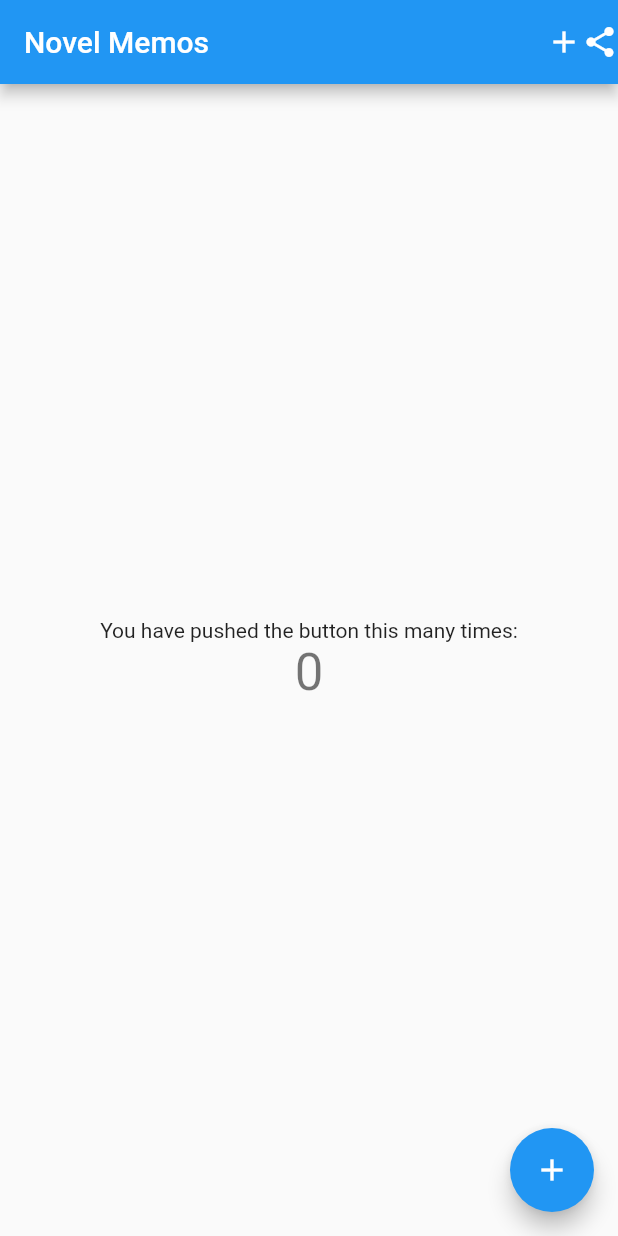
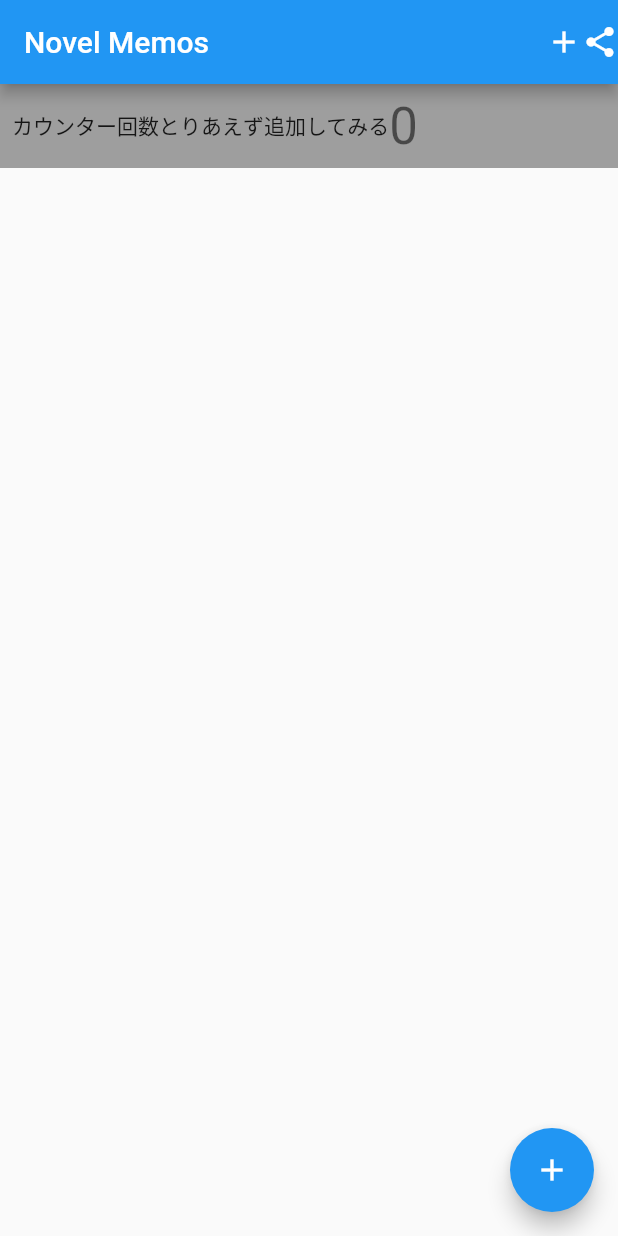
Before and after one commit to dynamonda/flutter-study, a Flutter app: the screen it shows after launch, on a phone screen of 412 x 824 dp. Run offline on Flutter 3.47's test engine with Material 2 defaults, Android fonts, the phone set to English and light mode, and no system bars.

Commit message:
Change widgets

```diff
--- a/lib/main.dart
+++ b/lib/main.dart
@@ -47,18 +47,24 @@ class _MyHomePageState extends State<MyHomePage> {
           Icon(Icons.share),
         ],
       ),
-      body: Center(
-        child: Column(
-          mainAxisAlignment: MainAxisAlignment.center,
+      body: Container(
+        color: Colors.grey,
+        child: Padding(
+          padding: const EdgeInsets.all(8.0),
+          child: Row(
             children: <Widget>[
               Text(
-              'You have pushed the button this many times:',
+                'カウンター回数',
+              ),
+              Text(
+                'とりあえず追加してみる'
               ),
               Text(
                 '$_counter',
                 style: Theme.of(context).textTheme.headline4,
               ),
             ],
+          ),
         ),
       ),
       floatingActionButton: FloatingActionButton(
```
Lines whose indentation alone changed are shown as unchanged.
